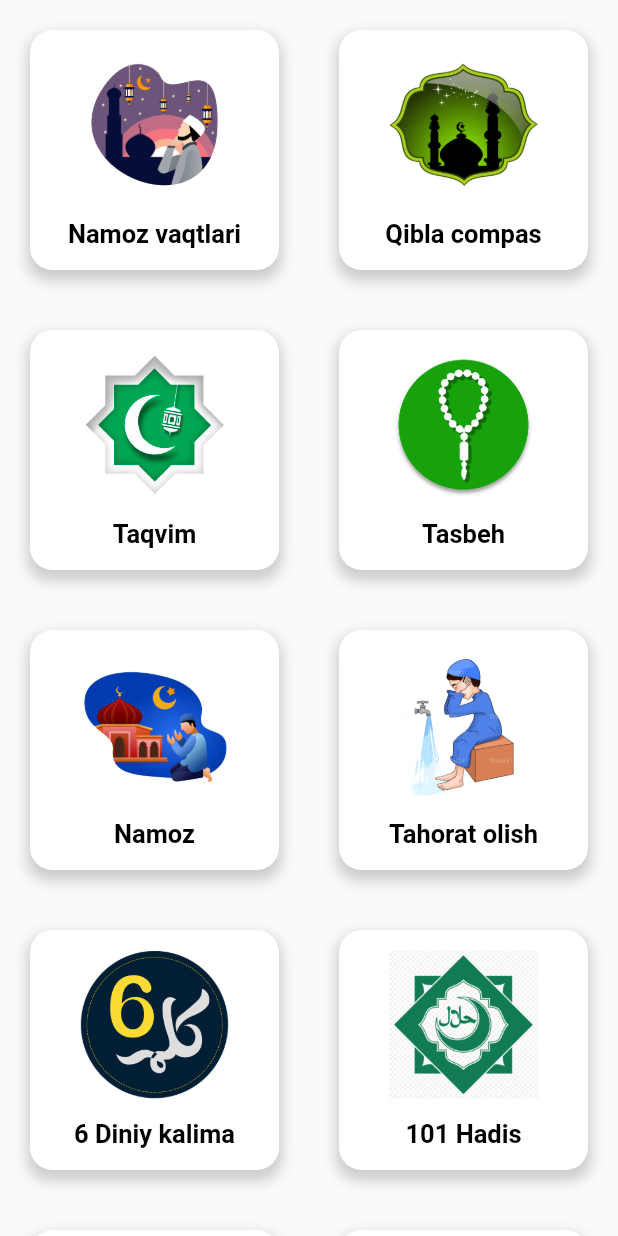
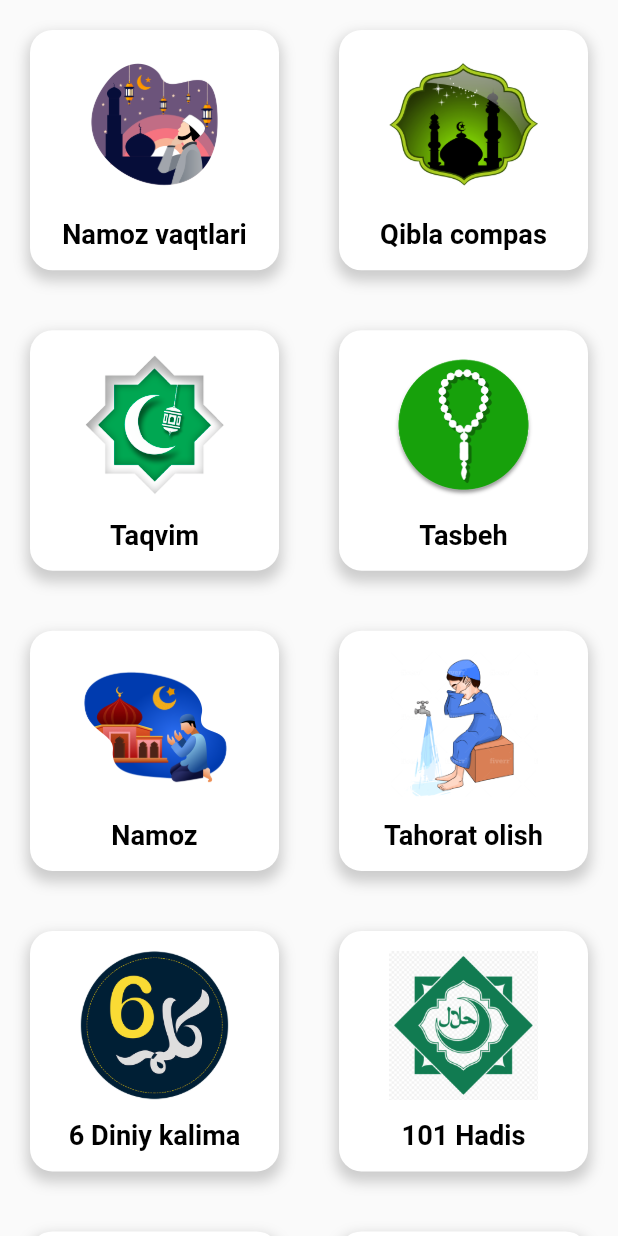
Before and after one commit to AsadbekAbdumajidov/namoz_app, a Flutter app: the HomeBuuilder widget shown alone on an empty page, opened directly, on a phone screen of 412 x 824 dp. Run offline on Flutter 3.47's test engine with Material 2 defaults, Android fonts, the phone set to English and light mode, and no system bars; our stand-ins replace animate_do, carousel_slider, dio, flutter_local_notifications, flutter_native_timezone, flutter_svg and 8 more; missing offline and left inert: animated_card, flutter_qiblah; accounts and stored records are empty; network calls fail.

Commit message:
carusel slider

```diff
--- a/lib/components/carusel_slider/widget/future_builder_widget.dart
+++ b/lib/components/carusel_slider/widget/future_builder_widget.dart
@@ -1,7 +1,6 @@
 import 'package:flutter/material.dart';
 import 'package:loading_animation_widget/loading_animation_widget.dart';
 import 'package:namoz_najotdir/components/carusel_slider/widget/date_widget.dart';
-import 'package:namoz_najotdir/components/carusel_slider/widget/kalima_widget.dart';
 import 'package:namoz_najotdir/components/carusel_slider/widget/vaqt_widget.dart';
 import 'package:namoz_najotdir/services/service_islam.dart';
 import 'package:namoz_najotdir/services/service_modul_add.dart';
@@ -41,7 +40,7 @@ class _FutureBuilderWidgetState extends State<FutureBuilderWidget> {
           } else {
             ServiceModul.timesAdd();
             return Padding(
-              padding: const EdgeInsets.symmetric(horizontal: 15, vertical: 10),
+              padding: EdgeInsets.symmetric(horizontal: MediaQuery.of(context).size.width * 0.03, vertical: 10),
               child: Stack(
                 children: [
                   Row(
@@ -52,7 +51,7 @@ class _FutureBuilderWidgetState extends State<FutureBuilderWidget> {
                       VaqtWidget(index: widget.index),
                     ],
                   ),
-                  KalimaWidget(index: widget.index),
+                  // KalimaWidget(index: widget.index),
                 ],
               ),
             );
--- a/lib/components/carusel_slider/widget/vaqt_widget.dart
+++ b/lib/components/carusel_slider/widget/vaqt_widget.dart
@@ -22,9 +22,9 @@ class _VaqtWidgetState extends State<VaqtWidget> {
           children: [
             Text(
               ServiceModul.times[widget.index!][0].toString(),
-              style: const TextStyle(
+              style:  TextStyle(
                   color: Colors.white,
-                  fontSize: 16,
+                  fontSize: MediaQuery.of(context).size.height * 0.025,
                   fontWeight: FontWeight.bold),
             ),
             Text(
--- a/lib/main.dart
+++ b/lib/main.dart
@@ -13,7 +13,6 @@ Future main() async {
   await Hive.openBox("check");
   await Hive.openBox("region");
   await Hive.openBox("tasbehSanoq");
-  print("test for commit");
   runApp(const MyApp());
 }
 
--- a/lib/screens/biz_haqimizda_page/haqimizda_page.dart
+++ b/lib/screens/biz_haqimizda_page/haqimizda_page.dart
@@ -22,7 +22,9 @@ class _HaqimizdaPageState extends State<HaqimizdaPage> {
             toolbarHeight: MediaQuery.of(context).size.height * 0.07,
             centerTitle: true,
             leading: Padding(
-              padding: const EdgeInsets.only(top: 5, left: 15),
+              padding: EdgeInsets.only(
+                  top: MediaQuery.of(context).size.height * 0.006,
+                  left: MediaQuery.of(context).size.width * 0.023),
               child: InkWell(
                 onTap: () {
                   Navigator.pushNamed(context, '/home');
--- a/lib/screens/home/home_page.dart
+++ b/lib/screens/home/home_page.dart
@@ -37,7 +37,7 @@ class _IslomState extends State<Islam> {
               children: [
                 Carusel(region: ayniRegion),
                 Container(
-                  height: MediaQuery.of(context).size.height * 0.7095,
+                  height: MediaQuery.of(context).size.height * 0.690,
                   color: const Color.fromRGBO(175, 200, 197, 1),
                   child: const HomeBuuilder(),
                 ),
--- a/lib/screens/home/widget/home_builder_widget.dart
+++ b/lib/screens/home/widget/home_builder_widget.dart
@@ -15,8 +15,8 @@ class _HomeBuuilderState extends State<HomeBuuilder> {
       scrollDirection: Axis.vertical,
       physics: const BouncingScrollPhysics(),
       itemCount: Data.boshMenu.length,
-      gridDelegate: const SliverGridDelegateWithFixedCrossAxisCount(
-        mainAxisExtent: 200,
+      gridDelegate: SliverGridDelegateWithFixedCrossAxisCount(
+        mainAxisExtent: MediaQuery.of(context).size.height * 0.243,
         crossAxisCount: 2,
       ),
       itemBuilder: (_, __) => InkWell(
@@ -29,7 +29,7 @@ class _HomeBuuilderState extends State<HomeBuuilder> {
           margin: const EdgeInsets.all(20),
           height: MediaQuery.of(context).size.height * 0.8,
           width: MediaQuery.of(context).size.height * 0.1,
-          decoration:  BoxDecoration(
+          decoration: BoxDecoration(
             color: Colors.white,
             boxShadow: [
               BoxShadow(
@@ -54,13 +54,15 @@ class _HomeBuuilderState extends State<HomeBuuilder> {
                         image: AssetImage(Data.boshMenuIcons[__]),
                         fit: BoxFit.cover)),
               ),
-              Text(
+              Center(
+                child: Text(
                   Data.boshMenu[__],
-                style: const TextStyle(
+                  style: TextStyle(
                       color: Colors.black,
                       fontWeight: FontWeight.bold,
-                    fontSize: 17),
+                      fontSize: MediaQuery.of(context).size.height * 0.022),
                   maxLines: 1,
+                ),
               ),
             ],
           ),
--- a/lib/screens/namoz_page/widget/suralar_widget.dart
+++ b/lib/screens/namoz_page/widget/suralar_widget.dart
@@ -22,7 +22,7 @@ class _SuralarWidgetState extends State<SuralarWidget> {
           return Column(
             children: [
               Padding(
-                padding: const EdgeInsets.symmetric(vertical: 10),
+                padding:  EdgeInsets.symmetric(vertical: MediaQuery.of(context).size.height * 0.005),
                 child: Container(
                   decoration: BoxDecoration(
                     border: Border.all(
```
Also changed, not shown: lib/screens/namoz_page/namoz_page.dart (+6 -3 lines), lib/screens/namoz_page/widget/white_container_widget.dart (+5 -3 lines). Lines whose indentation alone changed are shown as unchanged.
